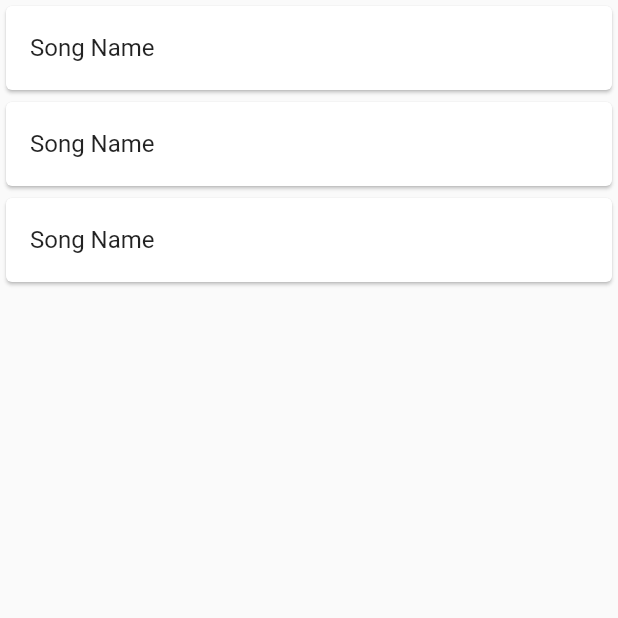
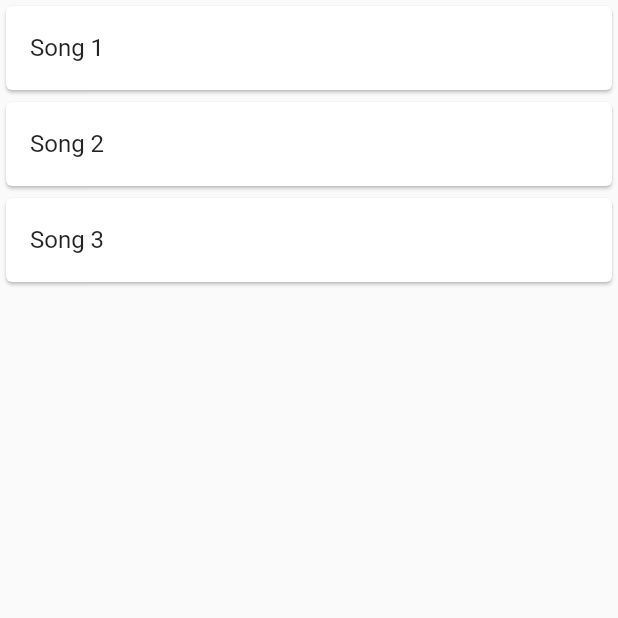
Before and after one commit to zarp1999/music_app, a Flutter app: the screen it shows after launch, on a phone screen of 412 x 824 dp, the top half of it. Run offline on Flutter 3.47's test engine with Material 2 defaults, Android fonts, the phone set to English and light mode, and no system bars; our stand-ins replace get_it.

Commit message:
added song list

```diff
--- a/lib/home_screen/home_screen.dart
+++ b/lib/home_screen/home_screen.dart
@@ -1,21 +1,39 @@
 import 'package:flutter/material.dart';
+import 'package:music_player/home_screen/home_screen_manager.dart';
+import 'package:music_player/service_locator.dart';
 
-class HomeScreen extends StatelessWidget {
+class HomeScreen extends StatefulWidget {
   const HomeScreen({Key? key}) : super(key: key);
+
+  @override
+  State<HomeScreen> createState() => _HomeScreenState();
+}
+
+class _HomeScreenState extends State<HomeScreen> {
+  @override
+  void initState() {
+    super.initState();
+    getIt<HomeScreenManager>().updateSongs();
+  }
 
   @override
   Widget build(BuildContext context) {
     return Scaffold(
       body: Center(
-          child: ListView.builder(
-        itemCount: 3,
-        itemBuilder: (context, index) {
-          return const Card(
-              child: ListTile(
-            title: Text('Song Name'),
-          ));
-        },
-      )),
+          child: ValueListenableBuilder<List<String>>(
+              valueListenable: getIt<HomeScreenManager>().songListNotifier,
+              builder: (context, songList, child) {
+                return ListView.builder(
+                  itemCount: songList.length,
+                  itemBuilder: (context, index) {
+                    return Card(
+                      child: ListTile(
+                        title: Text(songList[index]),
+                      ),
+                    );
+                  },
+                );
+              })),
     );
   }
 }
--- /dev/null
+++ b/lib/home_screen/home_screen_manager.dart
@@ -0,0 +1,13 @@
+import 'package:flutter/material.dart';
+import 'package:music_player/data/song_api.dart';
+import 'package:music_player/service_locator.dart';
+
+class HomeScreenManager {
+  final songListNotifier = ValueNotifier<List<String>>([]);
+  final songApi = getIt<SongApi>();
+
+  Future<void> updateSongs() async {
+    final songs = await songApi.getSongs();
+    songListNotifier.value = songs;
+  }
+}
--- a/lib/main.dart
+++ b/lib/main.dart
@@ -1,7 +1,9 @@
 import 'package:flutter/material.dart';
 import 'package:music_player/home_screen/home_screen.dart';
+import 'package:music_player/service_locator.dart';
 
 void main() {
+  setUpGetIt();
   runApp(const MyApp());
 }
 
--- /dev/null
+++ b/lib/service_locator.dart
@@ -0,0 +1,10 @@
+import 'package:get_it/get_it.dart';
+import 'package:music_player/data/song_api.dart';
+import 'package:music_player/home_screen/home_screen_manager.dart';
+
+final getIt = GetIt.instance;
+
+void setUpGetIt() {
+  getIt.registerLazySingleton<SongApi>(() => FakeSongApi());
+  getIt.registerLazySingleton<HomeScreenManager>(() => HomeScreenManager());
+}
--- a/pubspec.yaml
+++ b/pubspec.yaml
@@ -3,7 +3,7 @@ description: A new Flutter project.
 
 # The following line prevents the package from being accidentally published to
 # pub.dev using `flutter pub publish`. This is preferred for private packages.
-publish_to: 'none' # Remove this line if you wish to publish to pub.dev
+publish_to: "none" # Remove this line if you wish to publish to pub.dev
 
 # The following defines the version and build number for your application.
 # A version number is three numbers separated by dots, like 1.2.43
@@ -30,10 +30,10 @@ dependencies:
   flutter:
     sdk: flutter
 
-
   # The following adds the Cupertino Icons font to your application.
   # Use with the CupertinoIcons class for iOS style icons.
   cupertino_icons: ^1.0.2
+  get_it: ^7.2.0
 
 dev_dependencies:
   flutter_test:
@@ -51,7 +51,6 @@ dev_dependencies:
 
 # The following section is specific to Flutter packages.
 flutter:
-
   # The following line ensures that the Material Icons font is
   # included with your application, so that you can use the icons in
   # the material Icons class.
```
Also changed, not shown: lib/data/song_api.dart (added, +14 -0 lines), pubspec.lock.
